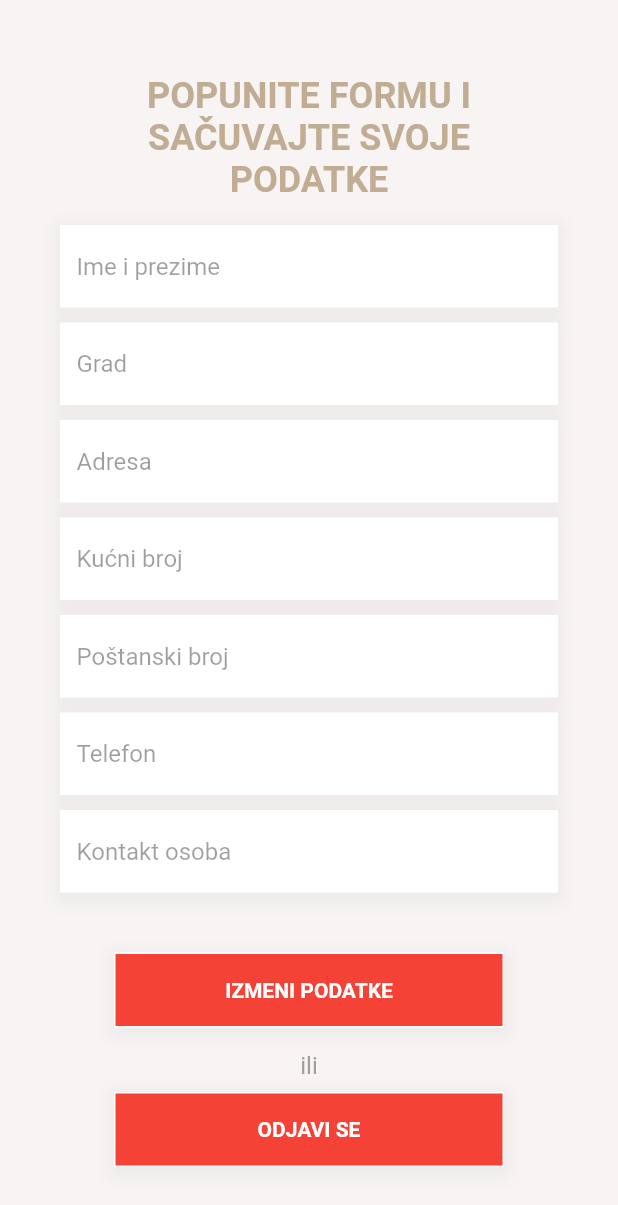
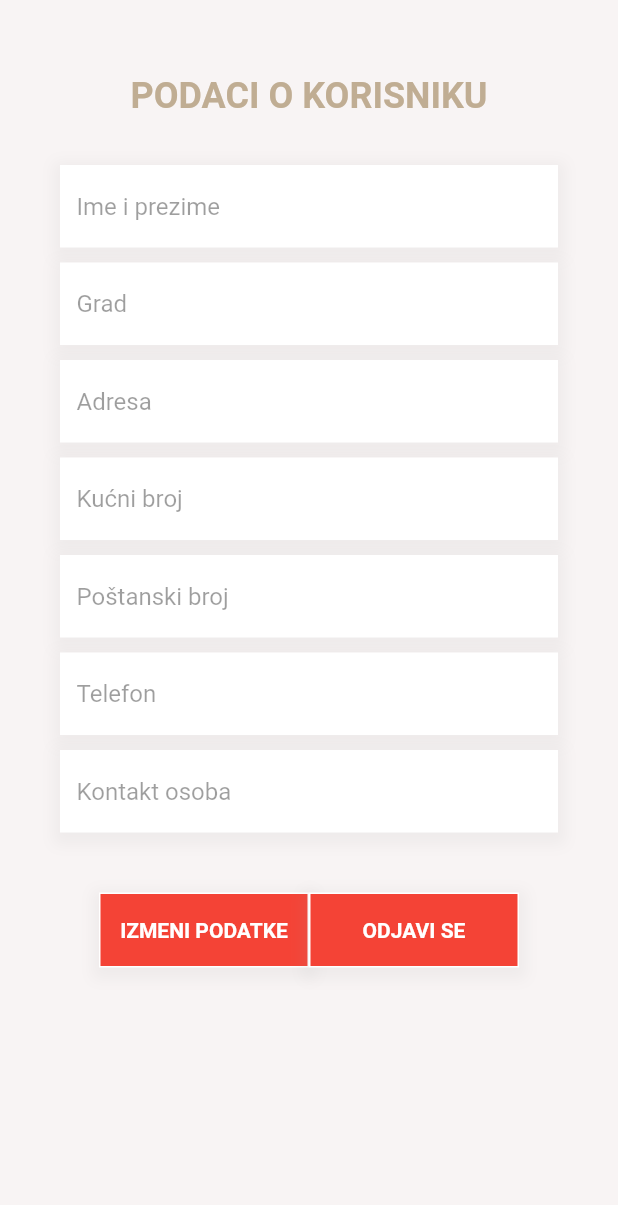
Before and after one commit to fporudzbine/flex_mobile_app, a Flutter app: the SaveDataScreen screen opened directly, on a phone screen of 412 x 824 dp. Shown: the top 1205 px of the screen. Run offline on Flutter 3.47's test engine with Material 2 defaults, Android fonts, the phone set to English and light mode, and no system bars; our stand-ins replace cloud_firestore, firebase_auth, firebase_core, get_it, mask_text_input_formatter, shared_preferences; missing offline and left inert: flutter_barcode_scanner, multiselect, number_inc_dec; accounts and stored records are empty.

Commit message:
Save data screen refactored buttons

```diff
--- a/lib/screens/login_screen/login_screen.dart
+++ b/lib/screens/login_screen/login_screen.dart
@@ -150,8 +150,27 @@ class _LoginScreenState extends State<LoginScreen> {
                         loggedUser.phone,
                         loggedUser.contactPerson,
                     );
-                    Navigator.push(context, MaterialPageRoute(builder: (context) => DashboardScreen()));
-                  },
+                    // if(emailController.text != FirebaseAuth.instance.currentUser?.email || passwordController != loggedUser.password){
+                    //   showDialog(
+                    //     context: context,
+                    //     builder: (context) => AlertDialog(
+                    //       title: Text("GREŠKA"),
+                    //       content: Text("Pogrešan e-mail ili lozinka"),
+                    //       actions: [
+                    //         TextButton(
+                    //           child: Text("OK"),
+                    //           onPressed: () {
+                    //             Navigator.of(context).pop();
+                    //           },
+                    //         ),
+                    //       ],
+                    //     ),
+                    //   );
+                    // } else {
+                      Navigator.push(context, MaterialPageRoute(
+                          builder: (context) => DashboardScreen()));
+                      // }
+                    },
                   child: Container(
                     height: 60,
                     width: 260,
--- a/lib/screens/save_data_screen/save_data_screen.dart
+++ b/lib/screens/save_data_screen/save_data_screen.dart
@@ -46,8 +46,8 @@ class _SaveDataScreenState extends State<SaveDataScreen> {
                     child: Container(
                       color: Color(0xfff8f4f4),
                       width: 300,
-                      height: 80,
-                      child: Text("POPUNITE FORMU I SAČUVAJTE SVOJE PODATKE", style: TextStyle(fontWeight: FontWeight.bold, color: Color(0xffc0ad93), fontSize: 24), textAlign: TextAlign.center,)
+                      height: 40,
+                      child: Text("PODACI O KORISNIKU", style: TextStyle(fontWeight: FontWeight.bold, color: Color(0xffc0ad93), fontSize: 24), textAlign: TextAlign.center,)
                     ),
                   ),
                   SizedBox(height: 20),
@@ -410,9 +410,12 @@ class _SaveDataScreenState extends State<SaveDataScreen> {
                         setState(() {
                         });
                       },
-                      child: Container(
+                      child: Row(
+                        mainAxisAlignment: MainAxisAlignment.center,
+                        children: [
+                          Container(
                             height: 50,
-                        width: 260,
+                            width: 140,
                             decoration: BoxDecoration(
                                 boxShadow: [
                                   BoxShadow(
@@ -431,22 +434,14 @@ class _SaveDataScreenState extends State<SaveDataScreen> {
                               style: TextStyle(
                                   color: Colors.white, fontWeight: FontWeight.bold),
                               textAlign: TextAlign.center,
-                        ) : Text("SACUVAJ PODATKE",
+                            ) : Text("SAČUVAJ",
                                   style: TextStyle(
                                       color: Colors.white, fontWeight: FontWeight.bold),
                                   textAlign: TextAlign.center,
                                 ),
                             ),
                           ),
-                    ),
-                  ),
-                  Padding(
-                    padding: const EdgeInsets.only(top:8.0, bottom: 8),
-                    child: Text("ili", style: TextStyle(fontSize: 16, color: Colors.grey),),
-                  ),
-                  Padding(
-                    padding: EdgeInsets.only(bottom: 8.0),
-                    child: GestureDetector(
+                          GestureDetector(
                             onTap: () async {
                               await SharedPrefs().prefs?.clear();
                               print("ERASED PREF: ${nameSurnameController.text}");
@@ -459,7 +454,7 @@ class _SaveDataScreenState extends State<SaveDataScreen> {
                             },
                             child: Container(
                               height: 50,
-                        width: 260,
+                              width: 140,
                               decoration: BoxDecoration(
                                 boxShadow: [
                                   BoxShadow(
@@ -482,6 +477,9 @@ class _SaveDataScreenState extends State<SaveDataScreen> {
                               ),
                             ),
                           ),
+                        ],
+                      ),
+                    ),
                   ),
                 ],
               ),
```
Lines whose indentation alone changed are shown as unchanged.
